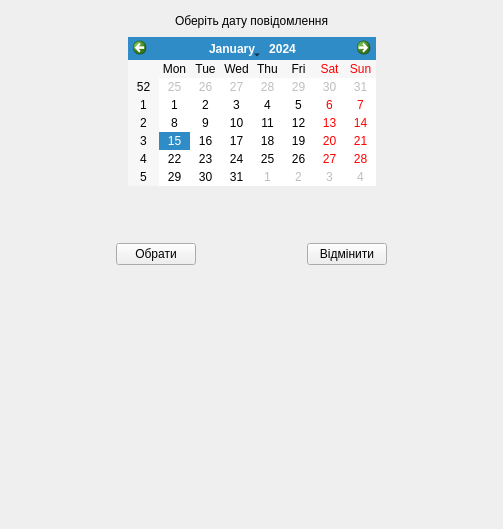
Before: the Qt Designer form VENotes/noteswindow.ui in MajesticRaven/VENotes, drawn with Qt 5.
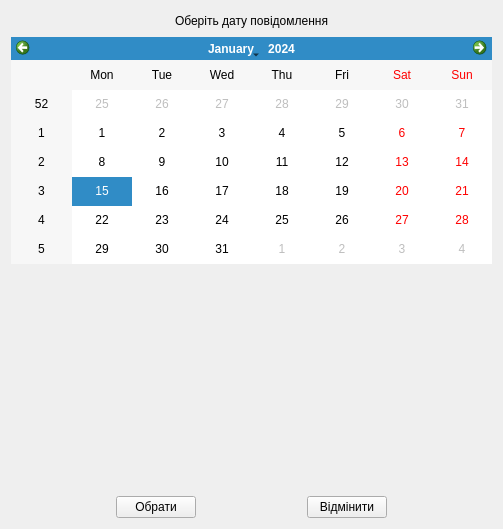
After: the same form once the commit is applied. The open tabs and pages were chosen to show the change. Icons and pictures are not drawn.

```diff
--- a/VENotes/noteswindow.ui
+++ b/VENotes/noteswindow.ui
@@ -1181,35 +1181,9 @@
          </item>
          <item>
           <layout class="QHBoxLayout" name="horizontalLayout_15">
-           <item>
-            <spacer name="horizontalSpacer_16">
-             <property name="orientation">
-              <enum>Qt::Horizontal</enum>
-             </property>
-             <property name="sizeHint" stdset="0">
-              <size>
-               <width>40</width>
-               <height>20</height>
-              </size>
-             </property>
-            </spacer>
-           </item>
            <item>
             <widget class="QCalendarWidget" name="calendarWidget"/>
            </item>
-           <item>
-            <spacer name="horizontalSpacer_17">
-             <property name="orientation">
-              <enum>Qt::Horizontal</enum>
-             </property>
-             <property name="sizeHint" stdset="0">
-              <size>
-               <width>40</width>
-               <height>20</height>
-              </size>
-             </property>
-            </spacer>
-           </item>
           </layout>
          </item>
          <item>
@@ -1284,19 +1258,6 @@
          </item>
         </layout>
        </item>
-       <item row="1" column="0">
-        <spacer name="verticalSpacer_2">
-         <property name="orientation">
-          <enum>Qt::Vertical</enum>
-         </property>
-         <property name="sizeHint" stdset="0">
-          <size>
-           <width>20</width>
-           <height>49</height>
-          </size>
-         </property>
-        </spacer>
-       </item>
       </layout>
      </widget>
     </widget>
```
Left out of the diff: 23 changed lines with no effect on the pictures.
